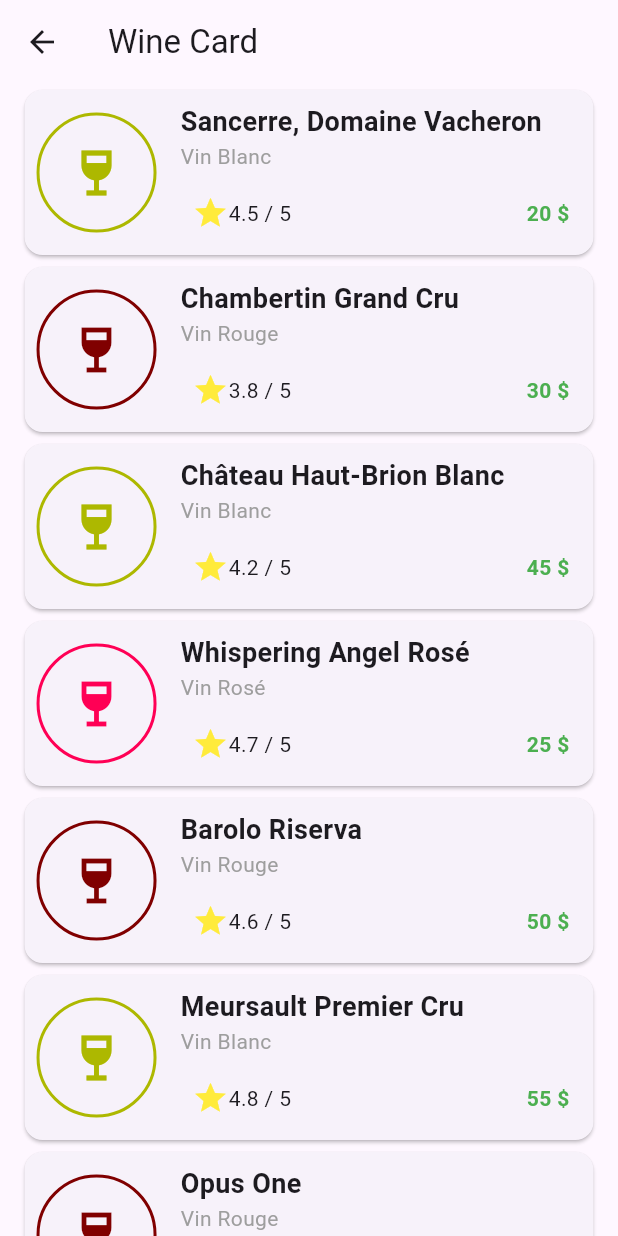
After one commit to AlexisSaccoman/shazam, a Flutter app: the screen it shows after launch, after a tap on "Wine menu", on a phone screen of 412 x 824 dp. The commit adds this screen. Run offline on Flutter 3.47's test engine with Material 3 defaults, Android fonts, the phone set to English and light mode, and no system bars.

Commit message:
big update sur toutes les interfaces

```diff
--- a/lib/pages/Accueil.dart
+++ b/lib/pages/Accueil.dart
@@ -1,5 +1,6 @@
 import 'package:flutter/material.dart';
 import 'Login.dart';
+import 'CarteVins.dart';
 
 
 // page d'ACCUEIL
@@ -55,7 +56,11 @@ class Home extends StatelessWidget {
                   // Buttton => Carte des vins
                   ElevatedButton.icon(
                     onPressed: () {
-                      // Action à effectuer lors du clic sur le bouton
+                      // Action à effectuer lors du clic sur le bouton => passer à l'écran de la carte des vins
+                      Navigator.push(
+                        context,
+                        MaterialPageRoute(builder: (context) => CarteVins()),
+                      );
                     },
                     icon: Icon(Icons.wine_bar),
                     label: const Text('Wine menu',
@@ -115,7 +120,11 @@ class Home extends StatelessWidget {
                   // Buttton => Login/Resgister
                   ElevatedButton.icon(
                     onPressed: () {
-                      // Action à effectuer lors du clic sur le bouton
+                      // Action à effectuer lors du clic sur le bouton => passer à l'écran de login/register
+                      Navigator.push(
+                        context,
+                        MaterialPageRoute(builder: (context) => LoginPage()),
+                      );
                     },
                     icon: Icon(Icons.people),
                     label: const Text("Login/Register",
--- /dev/null
+++ b/lib/pages/CarteVins.dart
@@ -0,0 +1,241 @@
+import 'package:flutter/material.dart';
+import 'DetailsVin.dart';
+
+class CarteVins extends StatelessWidget {
+  final List<Map<String, dynamic>> vins = [
+  {
+    'couleur': 'blanc',
+    'titre': 'Sancerre, Domaine Vacheron',
+    'type': 'Vin Blanc',
+    'note': 4.5,
+    'prix': '20 \$',
+  },
+  {
+    'couleur': 'rouge',
+    'titre': 'Chambertin Grand Cru',
+    'type': 'Vin Rouge',
+    'note': 3.8,
+    'prix': '30 \$',
+  },
+  {
+    'couleur': 'blanc',
+    'titre': 'Château Haut-Brion Blanc',
+    'type': 'Vin Blanc',
+    'note': 4.2,
+    'prix': '45 \$',
+  },
+  {
+    'couleur': 'rose',
+    'titre': 'Whispering Angel Rosé',
+    'type': 'Vin Rosé',
+    'note': 4.7,
+    'prix': '25 \$',
+  },
+  {
+    'couleur': 'rouge',
+    'titre': 'Barolo Riserva',
+    'type': 'Vin Rouge',
+    'note': 4.6,
+    'prix': '50 \$',
+  },
+  {
+    'couleur': 'blanc',
+    'titre': 'Meursault Premier Cru',
+    'type': 'Vin Blanc',
+    'note': 4.8,
+    'prix': '55 \$',
+  },
+  {
+    'couleur': 'rouge',
+    'titre': 'Opus One',
+    'type': 'Vin Rouge',
+    'note': 4.9,
+    'prix': '150 \$',
+  },
+  {
+    'couleur': 'blanc',
+    'titre': 'Cloudy Bay Sauvignon Blanc',
+    'type': 'Vin Blanc',
+    'note': 4.1,
+    'prix': '30 \$',
+  },
+  {
+    'couleur': 'rose',
+    'titre': 'Domaines Ott Château de Selle Rosé',
+    'type': 'Vin Rosé',
+    'note': 4.6,
+    'prix': '40 \$',
+  },
+  {
+    'couleur': 'rouge',
+    'titre': 'Stag\'s Leap Wine Cellars Cask 23',
+    'type': 'Vin Rouge',
+    'note': 4.7,
+    'prix': '120 \$',
+  },
+  {
+    'couleur': 'blanc',
+    'titre': 'Rombauer Vineyards Chardonnay',
+    'type': 'Vin Blanc',
+    'note': 4.3,
+    'prix': '35 \$',
+  },
+  {
+    'couleur': 'jaune',
+    'titre': 'Côtes du Jura, Domaine Cabélier',
+    'type': 'Vin Jaune',
+    'note': 4.6,
+    'prix': '19 \$',
+  },
+];
+
+
+  @override
+  Widget build(BuildContext context) {
+    return Scaffold(
+      appBar: AppBar(
+        title: Text('Wine Card'),
+      ),
+      body: Padding(
+        padding: EdgeInsets.symmetric(horizontal: MediaQuery.of(context).size.width * 0.03),
+        child: ListView.builder(
+          itemCount: vins.length,
+          itemBuilder: (BuildContext context, int index) {
+            return InkWell(
+              onTap: () {
+                // Rediriger vers la page de détails du vin
+                Navigator.push(
+                  context,
+                  MaterialPageRoute(builder: (context) => DetailsVin(vins[index])),
+                );
+              },
+              child: _buildWineCard(context, vins[index]),
+            );
+          },
+        ),
+      ),
+    );
+  }
+
+  Widget _buildWineCard(BuildContext context, Map<String, dynamic> wineData) {
+
+    Color couleur;
+    switch (wineData['couleur']) {
+      case 'blanc':
+        couleur = Color.fromARGB(255, 173, 184, 0);
+        break;
+      case 'rouge':
+        couleur = const Color.fromARGB(255, 128, 0, 0);
+        break;
+      case 'rose':
+        couleur = const Color.fromARGB(255, 255, 0, 85);
+        break;
+      case 'noir':
+        couleur = const Color.fromARGB(255, 0, 0, 0);
+        break;
+      case 'jaune':
+        couleur = const Color.fromARGB(255, 255, 255, 0);
+        break;
+
+      default:
+        couleur = Colors.white; // Couleur par défaut
+    }
+
+  return Card(
+    child: InkWell(
+      onTap: () {
+        // Rediriger vers la page de détails du vin
+        Navigator.push(
+          context,
+          MaterialPageRoute(builder: (context) => DetailsVin(wineData)),
+        );
+      },
+      child: Padding(
+        padding: const EdgeInsets.all(8.0),
+        child: Row(
+          children: [
+            _buildWineCircle(couleur),
+            SizedBox(width: 16),
+            Expanded(
+              child: Column(
+                crossAxisAlignment: CrossAxisAlignment.start,
+                children: [
+                  Text(
+                    wineData['titre'],
+                    style: TextStyle(
+                      fontSize: 18,
+                      fontWeight: FontWeight.bold,
+                    ),
+                  ),
+                  Text(
+                    wineData['type'],
+                    style: TextStyle(
+                      color: Colors.grey,
+                    ),
+                  ),
+                  SizedBox(height: 8), // Ajout d'un espace vertical
+                  Row(
+                    mainAxisAlignment: MainAxisAlignment.spaceBetween,
+                    children: [
+                      _buildWineRating(wineData['note']),
+                      _buildWinePrice(wineData['prix']),
+                    ],
+                  ),
+                ],
+              ),
+            ),
+          ],
+        ),
+      ),
+    ),
+  );
+}
+
+
+  Widget _buildWineCircle(Color couleur) {
+    return Container(
+      width: 80,
+      height: 80,
+      decoration: BoxDecoration(
+        shape: BoxShape.circle,
+        border: Border.all(color: couleur, width: 2.0),
+      ),
+      child: Center(
+        child: Icon(
+          Icons.wine_bar,
+          color: couleur,
+          size: 40,
+        ),
+      ),
+    );
+  }
+
+  Widget _buildWinePrice(String prix) {
+    return Container(
+      padding: EdgeInsets.all(8.0),
+      decoration: BoxDecoration(
+      ),
+      child: Text(
+        prix,
+        style: TextStyle(
+          fontWeight: FontWeight.bold,
+          color: Colors.green,
+        ),
+      ),
+    );
+  }
+
+  Widget _buildWineRating(double note) {
+    return Container(
+      padding: EdgeInsets.all(8.0),
+      decoration: BoxDecoration(
+      ),
+      child: Row(
+        children: [
+          Icon(Icons.star, color: Colors.yellow),
+          Text('${note} / 5'),
+        ],
+      ),
+    );
+  }
+}
```
Also changed, not shown: lib/pages/DetailsVin.dart (added, +188 -0 lines), lib/pages/Login.dart (+38 -6 lines), lib/pages/commentaires.dart (added, +116 -0 lines).
